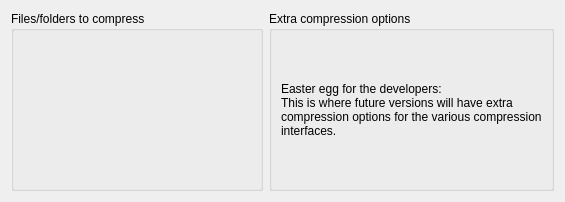
The window that kerfuffle/adddialog.ui (KDE/ark) describes before a commit, drawn with Qt 5.
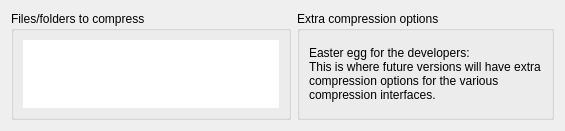
The same window after the commit.

Commit message: Added a qlistview showing icons for the files that are about to be added.

```diff
--- a/kerfuffle/adddialog.ui
+++ b/kerfuffle/adddialog.ui
@@ -6,13 +6,13 @@
     <x>0</x>
     <y>0</y>
     <width>565</width>
-    <height>202</height>
+    <height>113</height>
    </rect>
   </property>
   <property name="minimumSize" >
    <size>
     <width>0</width>
-    <height>100</height>
+    <height>0</height>
    </size>
   </property>
   <layout class="QHBoxLayout" name="horizontalLayout" >
@@ -24,16 +24,60 @@
        <verstretch>0</verstretch>
       </sizepolicy>
      </property>
-     <property name="minimumSize" >
-      <size>
-       <width>0</width>
-       <height>0</height>
-      </size>
-     </property>
      <property name="title" >
       <string>Files/folders to compress</string>
      </property>
-     <layout class="QVBoxLayout" name="verticalLayout_2" />
+     <layout class="QVBoxLayout" name="verticalLayout_2" >
+      <item>
+       <widget class="QListView" name="compressList" >
+        <property name="sizePolicy" >
+         <sizepolicy vsizetype="Preferred" hsizetype="Expanding" >
+          <horstretch>0</horstretch>
+          <verstretch>0</verstretch>
+         </sizepolicy>
+        </property>
+        <property name="autoFillBackground" >
+         <bool>false</bool>
+        </property>
+        <property name="frameShape" >
+         <enum>QFrame::NoFrame</enum>
+        </property>
+        <property name="frameShadow" >
+         <enum>QFrame::Plain</enum>
+        </property>
+        <property name="lineWidth" >
+         <number>0</number>
+        </property>
+        <property name="editTriggers" >
+         <set>QAbstractItemView::NoEditTriggers</set>
+        </property>
+        <property name="selectionMode" >
+         <enum>QAbstractItemView::NoSelection</enum>
+        </property>
+        <property name="iconSize" >
+         <size>
+          <width>32</width>
+          <height>32</height>
+         </size>
+        </property>
+        <property name="textElideMode" >
+         <enum>Qt::ElideMiddle</enum>
+        </property>
+        <property name="verticalScrollMode" >
+         <enum>QAbstractItemView::ScrollPerPixel</enum>
+        </property>
+        <property name="resizeMode" >
+         <enum>QListView::Adjust</enum>
+        </property>
+        <property name="viewMode" >
+         <enum>QListView::IconMode</enum>
+        </property>
+        <property name="uniformItemSizes" >
+         <bool>true</bool>
+        </property>
+       </widget>
+      </item>
+     </layout>
     </widget>
    </item>
    <item>
```
The commit also changes 2 other files.
